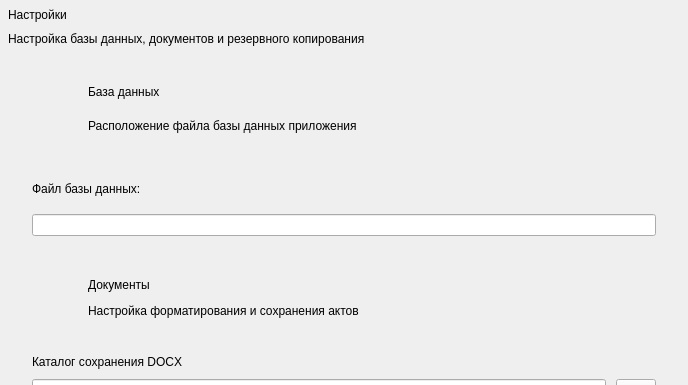
This is ui/settingswidget.ui in nikola240698/MeteringActs as Qt 5 draws it before an edit; both pictures show x 0 to 688 and y 0 to 385 of the 688 by 1010 pixel window. The edited form follows.
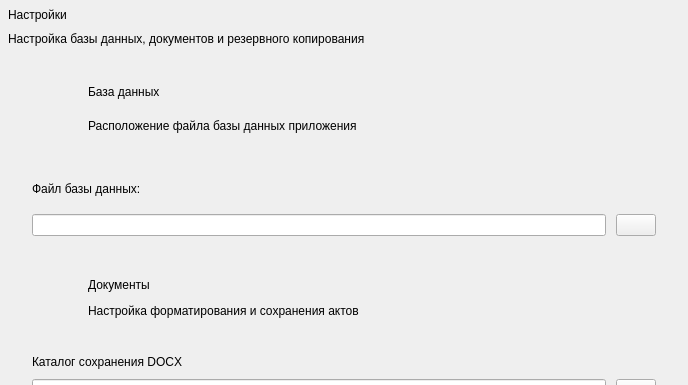
This is the edited form. Icons and pictures are not drawn.

```diff
--- a/ui/settingswidget.ui
+++ b/ui/settingswidget.ui
@@ -64,9 +64,9 @@
       <property name="geometry">
        <rect>
         <x>0</x>
-        <y>-5</y>
+        <y>0</y>
         <width>660</width>
-        <height>947</height>
+        <height>953</height>
        </rect>
       </property>
       <layout class="QVBoxLayout" name="settingsLayout">
@@ -268,11 +268,32 @@
               </widget>
              </item>
              <item>
+              <layout class="QHBoxLayout" name="databasePathLayout">
+               <item>
               <widget class="QLineEdit" name="databasePathLineEdit">
                <property name="readOnly">
                 <bool>true</bool>
                </property>
               </widget>
+               </item>
+               <item>
+                <widget class="QPushButton" name="selectDatabaseButton">
+                 <property name="text">
+                  <string/>
+                 </property>
+                 <property name="icon">
+                  <iconset resource="../resources/resources.qrc">
+                   <normaloff>:/icons/folder.svg</normaloff>:/icons/folder.svg</iconset>
+                 </property>
+                 <property name="iconSize">
+                  <size>
+                   <width>20</width>
+                   <height>20</height>
+                  </size>
+                 </property>
+                </widget>
+               </item>
+              </layout>
              </item>
             </layout>
            </widget>
```
Lines whose indentation alone changed are shown as unchanged.
